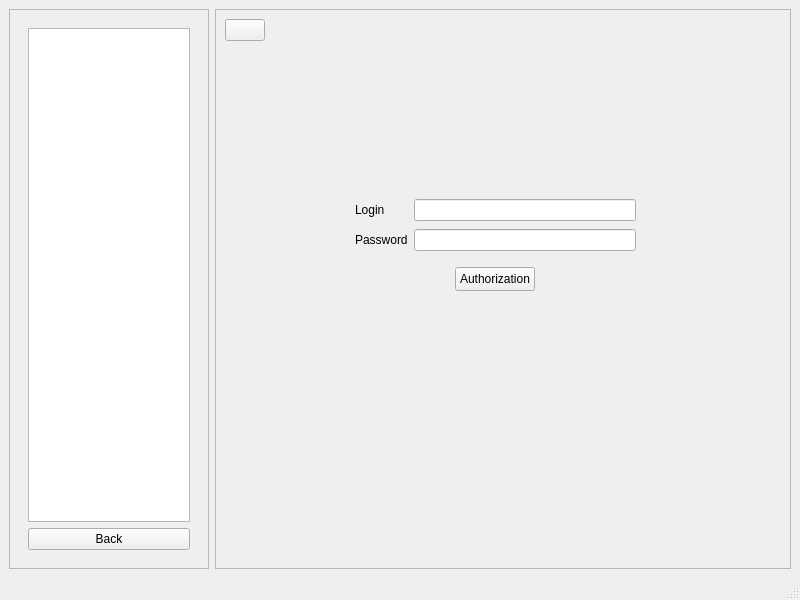
Before: the Qt Designer form SimpleChat/mainwindow.ui in Ssssvhhhhh/SimpleChat, drawn with Qt 5.
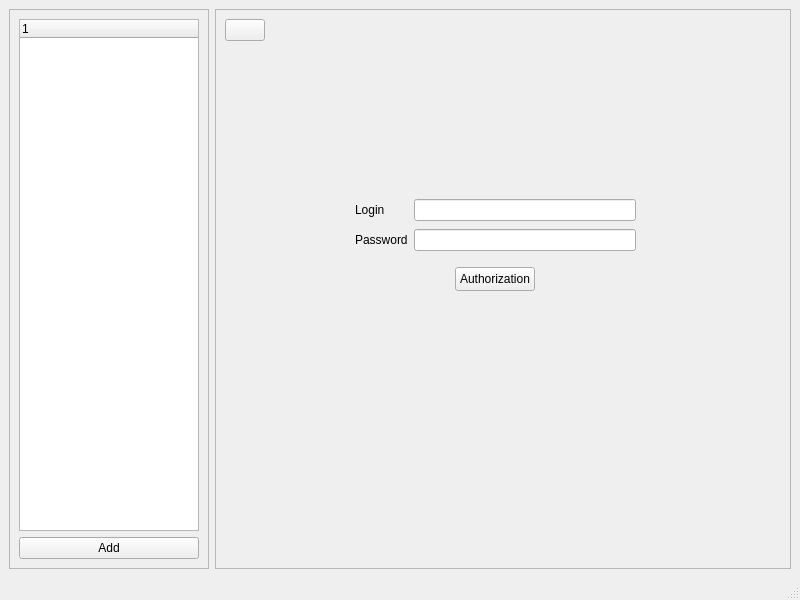
After: the same form once the commit is applied. The open tabs and pages were chosen to show the change. Icons and pictures are not drawn.

Diff of the .ui file:
```diff
--- a/SimpleChat/mainwindow.ui
+++ b/SimpleChat/mainwindow.ui
@@ -37,14 +37,7 @@
       </property>
       <layout class="QVBoxLayout" name="verticalLayout_3">
        <item>
-        <widget class="QStackedWidget" name="stackedWidgetTab">
-         <property name="currentIndex">
-          <number>0</number>
-         </property>
-         <widget class="QWidget" name="pageServers">
-          <layout class="QVBoxLayout" name="verticalLayout_8">
-           <item>
-            <widget class="QTableWidget" name="tableWidgetServers"/>
+        <widget class="QTreeWidget" name="treeWidget"/>
            </item>
            <item>
             <widget class="QPushButton" name="pushButtonAddServer">
@@ -58,24 +51,6 @@
            </item>
           </layout>
          </widget>
-         <widget class="QWidget" name="pageUsersOnServer">
-          <layout class="QVBoxLayout" name="verticalLayout_9">
-           <item>
-            <widget class="QTreeView" name="treeViewUsers"/>
-           </item>
-           <item>
-            <widget class="QPushButton" name="pushButtonBack_2">
-             <property name="text">
-              <string>Back</string>
-             </property>
-            </widget>
-           </item>
-          </layout>
-         </widget>
-        </widget>
-       </item>
-      </layout>
-     </widget>
     </item>
     <item>
      <widget class="QFrame" name="frameMain">
```
Left out of the diff: 2 changed lines with no effect on the pictures. Lines whose indentation alone changed are shown as unchanged.
